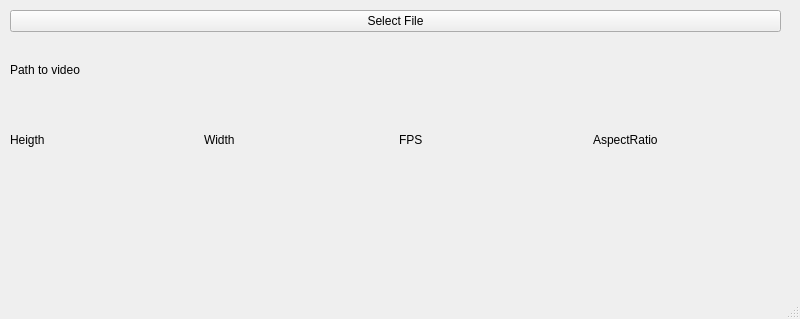
Above: mainwindow.ui from kot-proger/graph_kurs before the change. Below: the same form after it.
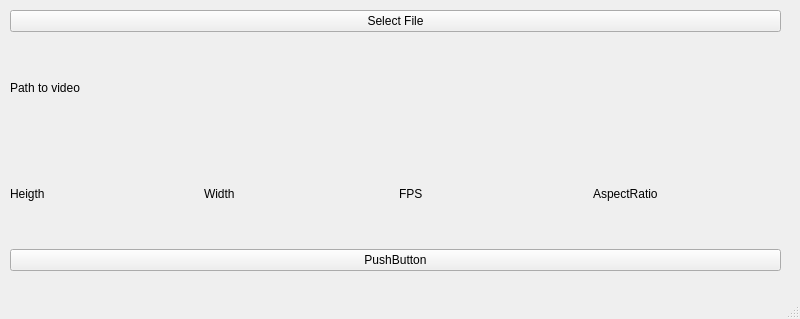
That is the form after the change.

```diff
--- a/mainwindow.ui
+++ b/mainwindow.ui
@@ -26,7 +26,7 @@
       <x>10</x>
       <y>10</y>
       <width>771</width>
-      <height>161</height>
+      <height>261</height>
      </rect>
     </property>
     <layout class="QVBoxLayout" name="verticalLayout">
@@ -76,6 +76,17 @@
        </item>
       </layout>
      </item>
+     <item>
+      <layout class="QHBoxLayout" name="horizontalLayout">
+       <item>
+        <widget class="QPushButton" name="processBtn">
+         <property name="text">
+          <string>PushButton</string>
+         </property>
+        </widget>
+       </item>
+      </layout>
+     </item>
     </layout>
    </widget>
   </widget>
```
